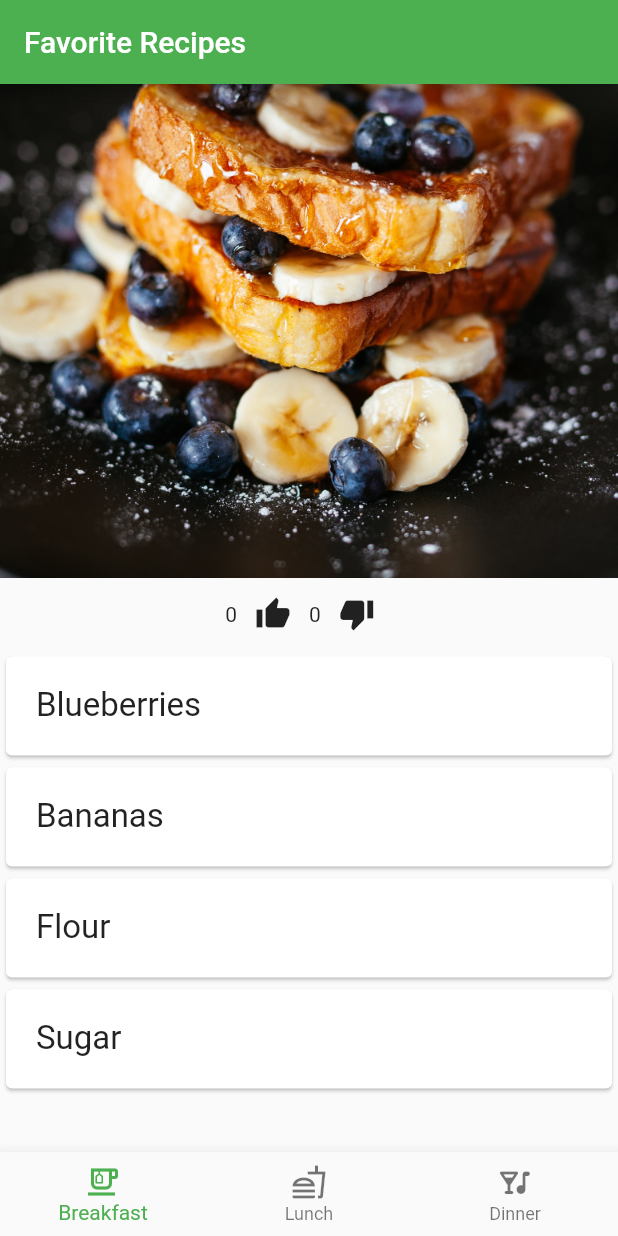
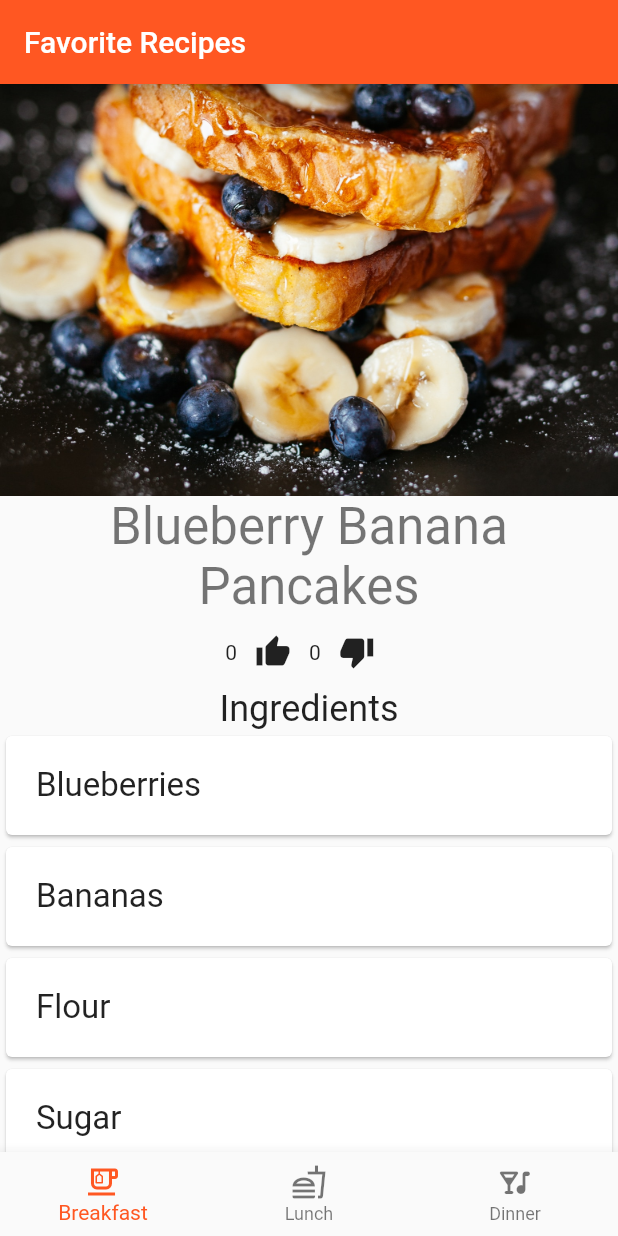
Before and after one commit to aphung1/recipes, a Flutter app: the screen it shows after launch, on a phone screen of 412 x 824 dp. Run offline on Flutter 3.47's test engine with Material 2 defaults, Android fonts, the phone set to English and light mode, and no system bars; our stand-ins replace hooks_riverpod, riverpod_annotation; generated files the repository leaves out were written again.

Commit message:
Added finishing touches with names and colors

```diff
--- a/lib/main.dart
+++ b/lib/main.dart
@@ -15,7 +15,7 @@ class MyApp extends StatelessWidget {
       child: MaterialApp(
         title: 'Flutter Demo',
         theme: ThemeData(
-          primarySwatch: Colors.green,
+          primarySwatch: Colors.deepOrange,
         ),
         home: const MainView(),
       ),
--- a/lib/src/features/main/main_view.dart
+++ b/lib/src/features/main/main_view.dart
@@ -87,12 +87,22 @@ class _Body extends ConsumerWidget {
       children: <Widget>[
         Image.asset(
           'assets/${data[id]["image"]}',
-          height: MediaQuery.of(context).size.height / 2.5,
+          height: MediaQuery.of(context).size.height / 3,
           width: double.infinity,
           fit: BoxFit.cover,
           alignment: Alignment.center,
         ),
+        Padding(
+          padding: const EdgeInsets.symmetric(horizontal: 15),
+          child: Text(data[id]["title"],
+              style: Theme.of(context).textTheme.headlineMedium,
+              textAlign: TextAlign.center),
+        ),
         LikesView(id: id),
+        Text(
+          "Ingredients",
+          style: Theme.of(context).textTheme.headlineSmall,
+        ),
         Expanded(
           child: ListView.builder(
             itemCount: 4,
```
